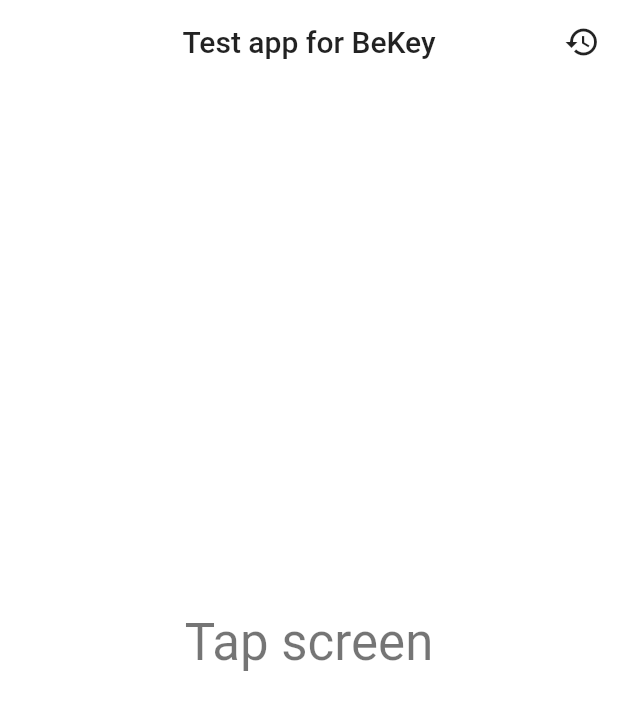
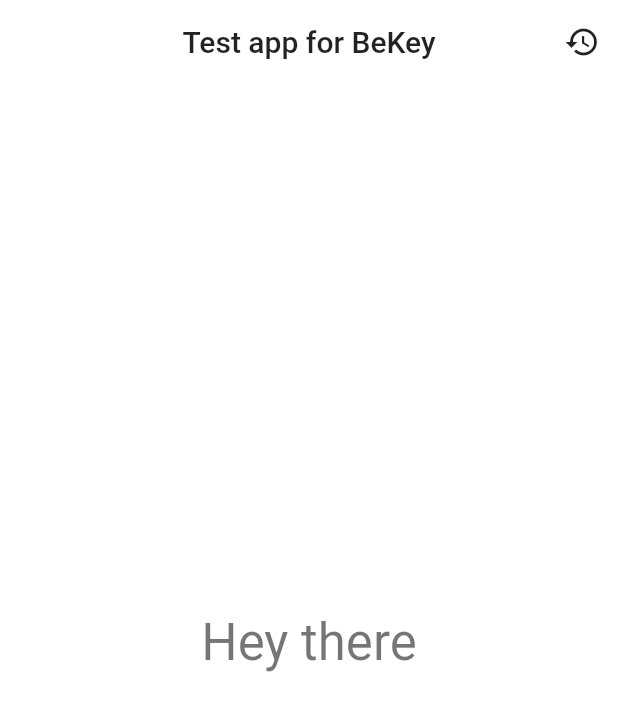
Before and after one commit to emvaized/Change-background-by-tap-with-ripple-animation, a Flutter app: the screen it shows after launch, on a phone screen of 412 x 824 dp. Shown: the top 711 px of the screen. Run offline on Flutter 3.47's test engine with Material 2 defaults, Android fonts, the phone set to English and light mode, and no system bars.

Commit message:
Update main.dart

```diff
--- a/lib/main.dart
+++ b/lib/main.dart
@@ -138,7 +138,7 @@ class _MyHomePageState extends State<MyHomePage>
                   visible: _initialTextIsVisible,
                   child: Center(
                     child: Text(
-                      'Tap screen',
+                      'Hey there',
                       style: Theme.of(context).textTheme.display1,
                       textAlign: TextAlign.center,
                     ),
```
